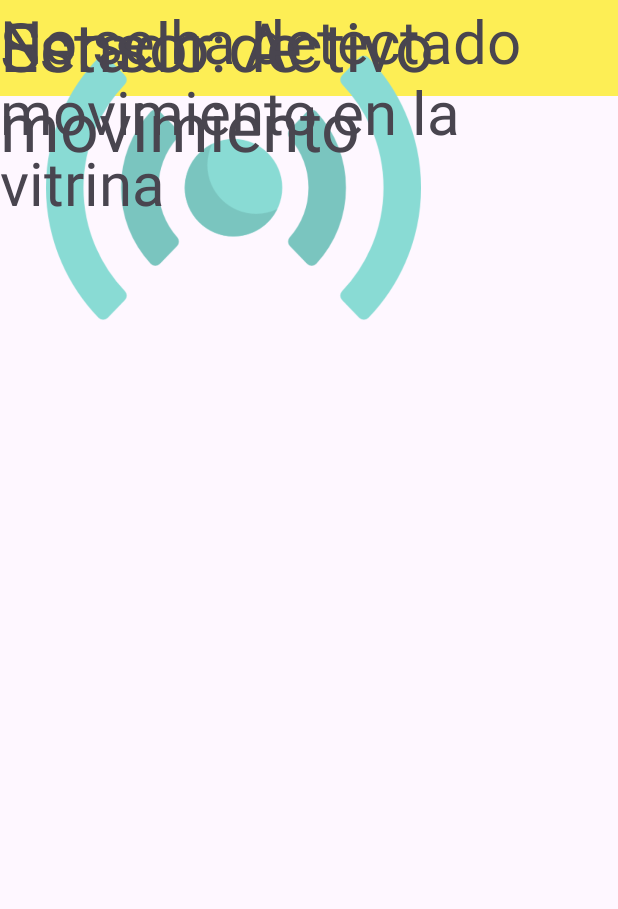
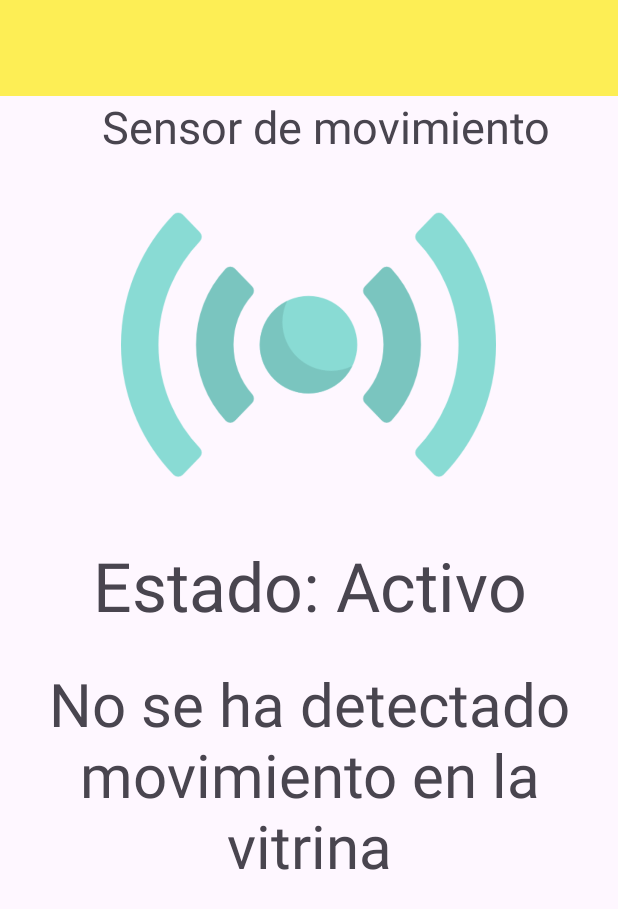
Before and after one commit to dabidgmz/App_integradora, an Android app: the layout activity_movimient.xml on its own in the app's theme, with its tools: preview values and no code run, on a phone screen of 412 x 824 dp. Shown: the top 909 px of the screen. Run offline under Robolectric (Android 15) with nearby library versions, the phone set to English and light mode, and no system bars.

Commit message:
se corrigio el sensor de movimiento

```diff
--- a/app/src/main/res/layout/activity_movimient.xml
+++ b/app/src/main/res/layout/activity_movimient.xml
@@ -1,53 +1,55 @@
-<?xml version="1.0" encoding="utf-8"?>
-<androidx.constraintlayout.widget.ConstraintLayout xmlns:android="http://schemas.android.com/apk/res/android"
-    xmlns:app="http://schemas.android.com/apk/res-auto"
+<RelativeLayout
+    xmlns:android="http://schemas.android.com/apk/res/android"
     xmlns:tools="http://schemas.android.com/tools"
     android:layout_width="match_parent"
     android:layout_height="match_parent">
+
     <LinearLayout
+        android:id="@+id/toolba"
         android:layout_width="match_parent"
         android:layout_height="?actionBarSize"
         android:background="#FDEE55"
         android:gravity="center_vertical"
         android:orientation="horizontal"
         android:paddingStart="15dp"
-        android:paddingEnd="15dp"
-        tools:ignore="MissingConstraints" />
+        android:paddingEnd="15dp" />
+
     <ImageView
-        android:id="@+id/imageView2"
+        android:id="@+id/image"
         android:layout_width="311dp"
         android:layout_height="250dp"
-        app:srcCompat="@drawable/sensormov"
-        tools:layout_editor_absoluteX="103dp"
-        tools:layout_editor_absoluteY="158dp"
-        tools:ignore="MissingConstraints" />
-    <TextView
-        android:id="@+id/textView"
-        android:layout_width="373dp"
-        android:layout_height="72dp"
-        android:text="Estado: Activo"
-        android:textSize="45sp"
-        tools:layout_editor_absoluteX="72dp"
-        tools:layout_editor_absoluteY="477dp" />
+        android:layout_below="@id/textView4"
+        android:layout_centerHorizontal="true"
+        android:src="@drawable/sensormov" />
 
     <TextView
-        android:id="@+id/textView3"
-        android:layout_width="377dp"
+        android:id="@+id/textVie"
+        android:layout_width="match_parent"
+        android:layout_height="72dp"
+        android:layout_below="@+id/image"
+        android:gravity="center"
+        android:text="Estado: Activo"
+        android:textSize="45sp" />
+
+    <TextView
+        android:id="@+id/textVi2"
+        android:layout_width="match_parent"
         android:layout_height="179dp"
+        android:layout_below="@+id/textVie"
+        android:gravity="center"
         android:text="No se ha detectado movimiento en la vitrina"
-        android:textSize="40sp"
-        tools:layout_editor_absoluteX="72dp"
-        tools:layout_editor_absoluteY="623dp" />
+        android:textSize="40sp" />
 
     <TextView
         android:id="@+id/textView4"
         android:layout_width="wrap_content"
         android:layout_height="wrap_content"
+        android:layout_below="@+id/toolba"
+        android:layout_alignParentStart="true"
+        android:layout_centerInParent="true"
+        android:layout_marginStart="68dp"
+        android:layout_marginTop="0dp"
         android:text="Sensor de movimiento"
-        android:textSize="45sp"
-        tools:layout_editor_absoluteX="33dp"
-        tools:layout_editor_absoluteY="82dp"
-        tools:ignore="MissingConstraints" />
+        android:textSize="30sp" />
 
-
-</androidx.constraintlayout.widget.ConstraintLayout>
+</RelativeLayout>
```
